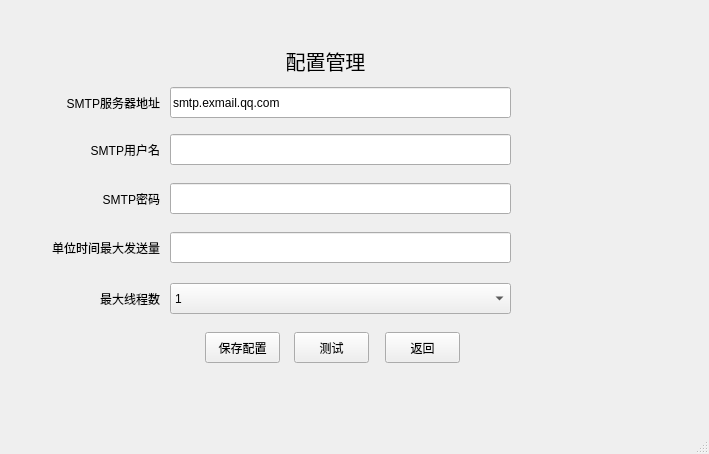
First picture: the form in configsetting.ui, repository ainiaa/splitExcel, before the edit.
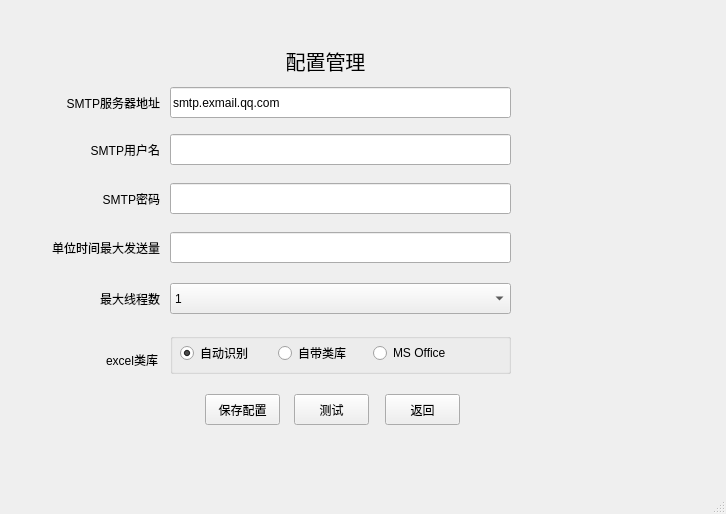
Second picture: the form after the edit. Icons and pictures are not drawn.

Commit message: 1、添加配置 2、使用MS Office和自带类库的相关逻辑

```diff
--- a/configsetting.ui
+++ b/configsetting.ui
@@ -6,8 +6,8 @@
    <rect>
     <x>0</x>
     <y>0</y>
-    <width>709</width>
-    <height>454</height>
+    <width>726</width>
+    <height>514</height>
    </rect>
   </property>
   <property name="windowTitle">
@@ -18,7 +18,7 @@
     <property name="geometry">
      <rect>
       <x>205</x>
-      <y>332</y>
+      <y>394</y>
       <width>75</width>
       <height>31</height>
      </rect>
@@ -172,7 +172,7 @@
     <property name="geometry">
      <rect>
       <x>385</x>
-      <y>332</y>
+      <y>394</y>
       <width>75</width>
       <height>31</height>
      </rect>
@@ -185,7 +185,7 @@
     <property name="geometry">
      <rect>
       <x>294</x>
-      <y>332</y>
+      <y>394</y>
       <width>75</width>
       <height>31</height>
      </rect>
@@ -276,6 +276,77 @@
      <enum>QLineEdit::Normal</enum>
     </property>
    </widget>
+   <widget class="QLabel" name="excelLibLabel">
+    <property name="geometry">
+     <rect>
+      <x>67</x>
+      <y>344</y>
+      <width>91</width>
+      <height>31</height>
+     </rect>
+    </property>
+    <property name="text">
+     <string>excel类库</string>
+    </property>
+    <property name="alignment">
+     <set>Qt::AlignRight|Qt::AlignTrailing|Qt::AlignVCenter</set>
+    </property>
+   </widget>
+   <widget class="QGroupBox" name="excelLibGroupBox">
+    <property name="geometry">
+     <rect>
+      <x>170</x>
+      <y>333</y>
+      <width>341</width>
+      <height>41</height>
+     </rect>
+    </property>
+    <property name="title">
+     <string/>
+    </property>
+    <widget class="QRadioButton" name="embbedLibRadioButton">
+     <property name="geometry">
+      <rect>
+       <x>108</x>
+       <y>12</y>
+       <width>89</width>
+       <height>16</height>
+      </rect>
+     </property>
+     <property name="text">
+      <string>自带类库</string>
+     </property>
+    </widget>
+    <widget class="QRadioButton" name="autoCheckRadioButton">
+     <property name="geometry">
+      <rect>
+       <x>10</x>
+       <y>12</y>
+       <width>89</width>
+       <height>16</height>
+      </rect>
+     </property>
+     <property name="text">
+      <string>自动识别</string>
+     </property>
+     <property name="checked">
+      <bool>true</bool>
+     </property>
+    </widget>
+    <widget class="QRadioButton" name="msOfficeRadioButton">
+     <property name="geometry">
+      <rect>
+       <x>203</x>
+       <y>12</y>
+       <width>89</width>
+       <height>16</height>
+      </rect>
+     </property>
+     <property name="text">
+      <string>MS Office</string>
+     </property>
+    </widget>
+   </widget>
   </widget>
   <widget class="QMenuBar" name="menubar">
    <property name="geometry">
```
Left out of the diff: 8 changed lines with no effect on the pictures. The commit also changes 2 other files.
